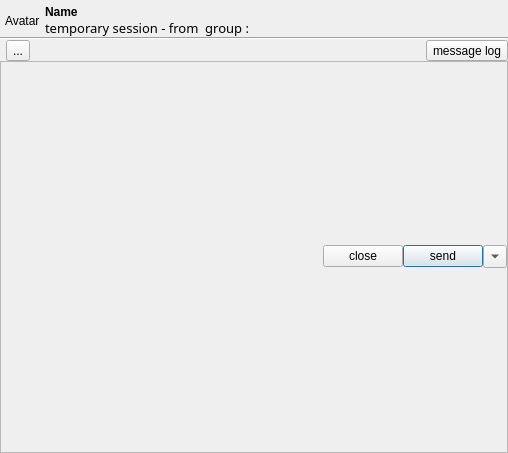
Before: the Qt Designer form src/ui/sesschatdlg.ui in zhanlangsir/Qtqq, drawn with Qt 5.
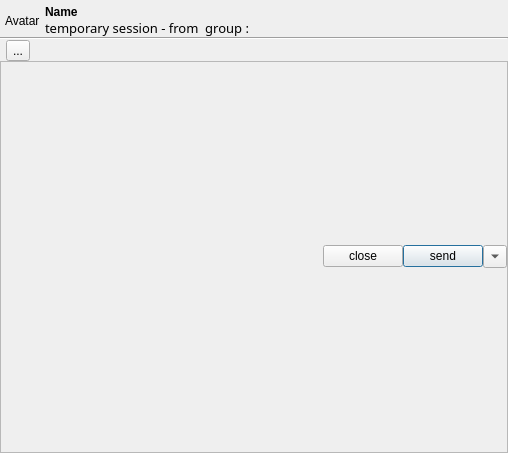
After: the same form once the commit is applied. Icons and pictures are not drawn.

Commit message: 完善陌生人和群成员聊天记录

```diff
--- a/src/ui/sesschatdlg.ui
+++ b/src/ui/sesschatdlg.ui
@@ -172,13 +172,6 @@
            </property>
           </spacer>
          </item>
-         <item>
-          <widget class="QToolButton" name="btn_chat_log">
-           <property name="text">
-            <string>message log</string>
-           </property>
-          </widget>
-         </item>
         </layout>
        </item>
        <item>
```
The commit also changes 2 other files.
